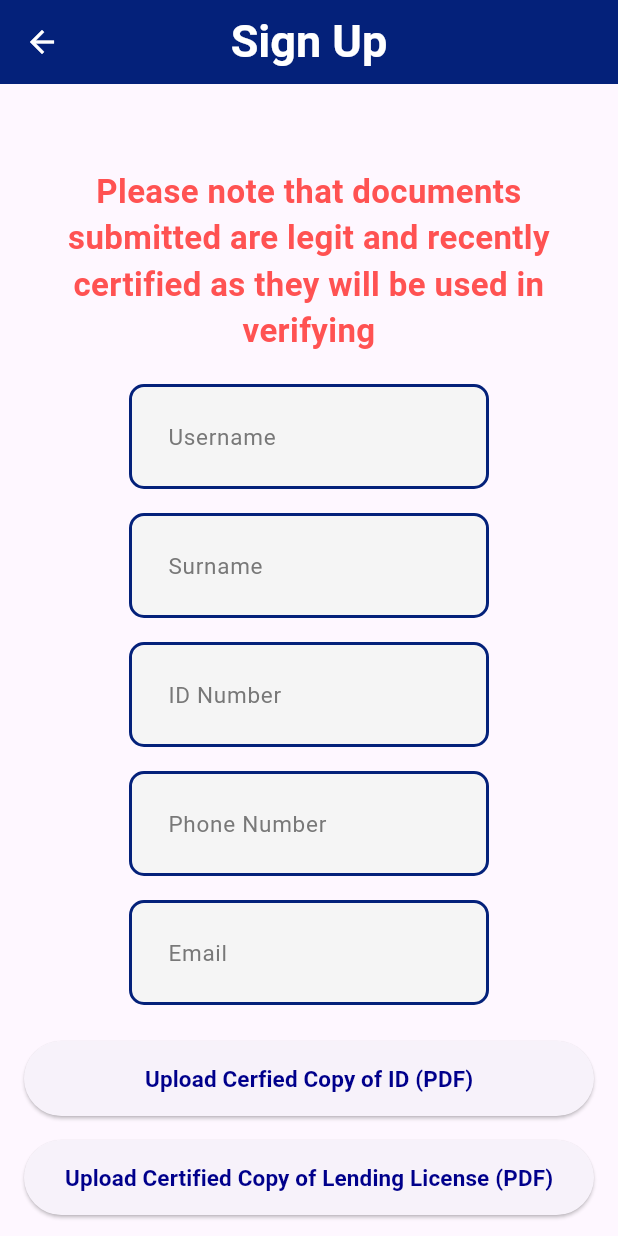
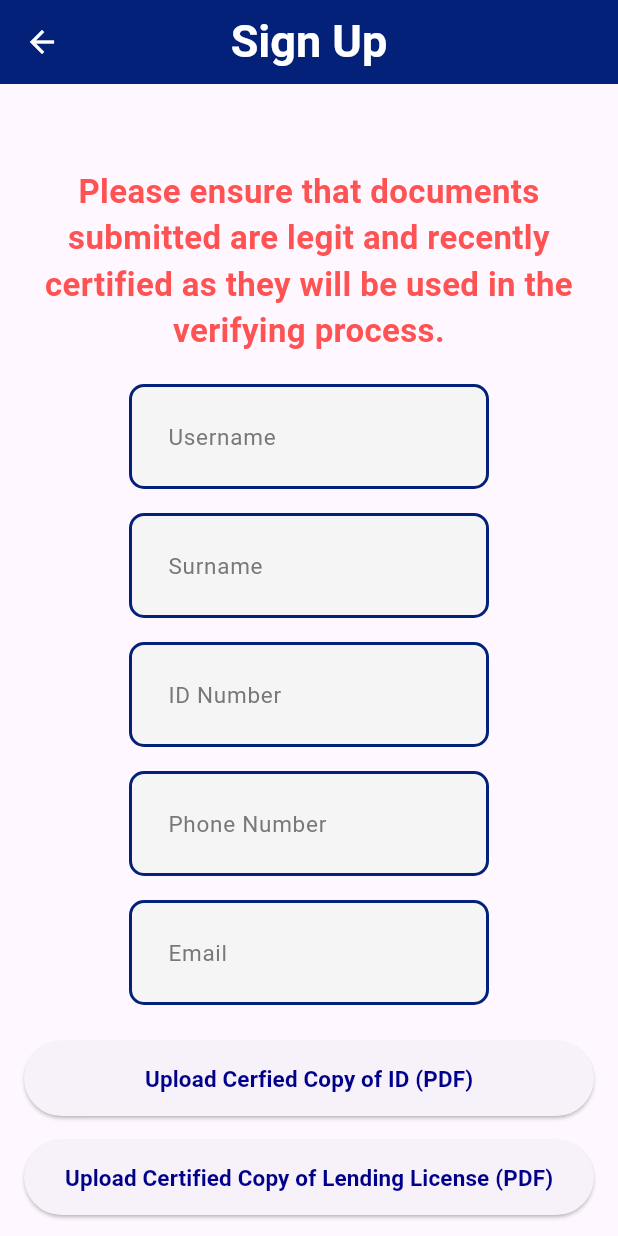
Before and after one commit to Malaza314/collectify, a Flutter app: the screen it shows after launch, after a tap on "Sign Up", on a phone screen of 412 x 824 dp. Run offline on Flutter 3.47's test engine with Material 3 defaults, Android fonts, the light colour scheme and no system bars; our stand-ins replace awesome_dialog, cloud_functions, file_picker, firebase_auth, firebase_core, gap and 2 more; missing offline and left inert: universal_html; accounts and stored records are empty; network calls fail.

Commit message:
made few changes

```diff
--- a/lib/main.dart
+++ b/lib/main.dart
@@ -39,6 +39,7 @@ class MyApp extends StatelessWidget {
       title: 'Collectify',
       debugShowCheckedModeBanner: false,
       theme: ThemeData(
+        useMaterial3: true,
         primarySwatch: Colors.blueGrey,
       ),
       routes: {
@@ -60,6 +61,7 @@ class WelcomePage extends StatelessWidget {
 
   @override
   Widget build(BuildContext context) {
+    // Updated scaffold with a modern app bar and streamlined drawer.
     return Scaffold(
       drawer: Drawer(
         child: ListView(
@@ -67,63 +69,51 @@ class WelcomePage extends StatelessWidget {
           children: [
             DrawerHeader(
               decoration: const BoxDecoration(
-                color: Colors.blueGrey,
+                color: Color(0xFF3949AB),
               ),
+              child: Center(
                 child: Text(
                   'Collectify Menu',
                   style: contentTextStyle(
-                  fontSize: h3,
-                  fontColor: white,
+                    fontSize: 24,
+                    fontColor: Colors.white,
                     fontWeight: FontWeight.bold,
                   ),
                 ),
               ),
-            ListTile(
-              leading: const Icon(Icons.home, color: blue),
-              title: const Text('Home'),
-              onTap: () {
-                Navigator.pushNamed(context, '/');
-              },
             ),
-            ListTile(
-              leading: const Icon(Icons.login, color: blue),
-              title: const Text('Login'),
-              onTap: () {
-                Navigator.pushNamed(context, '/login');
-              },
+            _buildDrawerItem(
+              context,
+              icon: Icons.home,
+              title: 'Home',
+              routeName: '/',
             ),
-            ListTile(
-              leading: const Icon(Icons.app_registration, color: blue),
-              title: const Text('Sign Up'),
-              onTap: () {
-                Navigator.pushNamed(context, '/signup');
-              },
+            _buildDrawerItem(
+              context,
+              icon: Icons.login,
+              title: 'Login',
+              routeName: '/login',
             ),
-            ListTile(
-              leading: const Icon(Icons.info_outline, color: blue),
-              title: const Text('About'),
-              onTap: () {
-                Navigator.push(
+            _buildDrawerItem(
               context,
-                  MaterialPageRoute(builder: (context) => const AboutPage()),
-                );
-              },
+              icon: Icons.app_registration,
+              title: 'Sign Up',
+              routeName: '/signup',
+            ),
+            _buildDrawerItem(
+              context,
+              icon: Icons.info_outline,
+              title: 'About',
+              routeName: '/about',
             ),
           ],
         ),
       ),
-      appBar: appBar(
-        context,
-        automaticallyImplyLeading: false,
-        leading: Builder(
-          builder: (context) => IconButton(
-            icon: const Icon(Icons.menu, color: white),
-            onPressed: () {
-              Scaffold.of(context).openDrawer();
-            },
-          ),
-        ),
-        titleText: "Collectify",
+      appBar: AppBar(
+        title: const Text('Collectify'),
+        centerTitle: true,
+        backgroundColor: const Color(0xFF3949AB),
+        elevation: 0,
       ),
       body: Container(
         decoration: const BoxDecoration(
@@ -136,37 +126,47 @@ class WelcomePage extends StatelessWidget {
             end: Alignment.bottomCenter,
           ),
         ),
-        width: double.infinity,
-        height: double.infinity,
         child: Center(
           child: Padding(
             padding: const EdgeInsets.symmetric(horizontal: 32.0),
+            child: SingleChildScrollView(
               child: Column(
                 mainAxisAlignment: MainAxisAlignment.center,
                 children: [
+                  // Updated welcome message with modern typography
                   Text(
-                  "Welcome to Collectify \n\nWhere loan collections made easier",
+                    "Welcome to Collectify",
                     textAlign: TextAlign.center,
-                  style: Theme.of(context).textTheme.displayLarge?.copyWith(
-                    color: white,
+                    style: Theme.of(context).textTheme.headlineLarge?.copyWith(
+                      color: Colors.white,
+                      fontWeight: FontWeight.bold,
+                    ),
+                  ),
+                  const SizedBox(height: 16),
+                  Text(
+                    "Where loan collections become effortless.\n\n"
+                    "Automated Debits · Timely Returns",
+                    textAlign: TextAlign.center,
+                    style: Theme.of(context).textTheme.bodyLarge?.copyWith(
+                      color: Colors.white70,
+                      height: 1.5,
                     ),
                   ),
                   const SizedBox(height: 48),
+                  // Modern elevated button
                   ElevatedButton(
                     style: ElevatedButton.styleFrom(
-                    padding: const EdgeInsets.symmetric(
-                      horizontal: 64,
-                      vertical: 16,
-                    ),
+                      minimumSize: const Size(250, 50),
                       shape: RoundedRectangleBorder(
                         borderRadius: BorderRadius.circular(30),
                       ),
                       backgroundColor: Colors.white,
-                    foregroundColor: Colors.blueGrey[800],
+                      foregroundColor: const Color(0xFF3949AB),
                       textStyle: const TextStyle(
                         fontSize: 18,
                         fontWeight: FontWeight.bold,
                       ),
+                      elevation: 5,
                     ),
                     onPressed: () {
                       Navigator.pushNamed(context, '/login');
@@ -176,10 +176,7 @@ class WelcomePage extends StatelessWidget {
                   const SizedBox(height: 16),
                   OutlinedButton(
                     style: OutlinedButton.styleFrom(
-                    padding: const EdgeInsets.symmetric(
-                      horizontal: 64,
-                      vertical: 16,
-                    ),
+                      minimumSize: const Size(250, 50),
                       side: BorderSide(
                         color: Colors.white.withOpacity(0.8),
                         width: 2,
@@ -203,6 +200,22 @@ class WelcomePage extends StatelessWidget {
             ),
           ),
         ),
+      ),
+    );
+  }
+
+  // Helper method for drawer items
+  ListTile _buildDrawerItem(BuildContext context,
+      {required IconData icon,
+      required String title,
+      required String routeName}) {
+    return ListTile(
+      leading: Icon(icon, color: const Color(0xFF1A237E)),
+      title: Text(title, style: const TextStyle(fontSize: 18)),
+      onTap: () {
+        Navigator.pop(context);
+        Navigator.pushNamed(context, routeName);
+      },
     );
   }
 }
--- a/lib/pages/Sign_Up.dart
+++ b/lib/pages/Sign_Up.dart
@@ -159,7 +159,7 @@ class _SignupPageState extends State<SignupPage> {
               Padding(
                 padding: const EdgeInsets.only(bottom: 20),
                 child: Text(
-                  "Please note that documents submitted are legit and recently certified as they will be used in verifying",
+                  "Please ensure that documents submitted are legit and recently certified as they will be used in the verifying process.",
                   textAlign: TextAlign.center,
                   style: contentTextStyle(
                     fontSize: h3,
```
Also changed, not shown: lib/pages/customer_details.dart (+47 -91 lines). Lines whose indentation alone changed are shown as unchanged.
